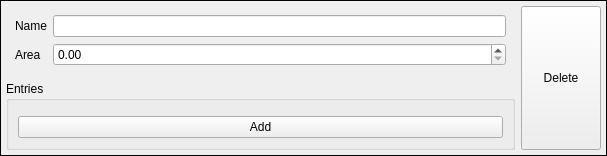
Qt form src/view/celleffdatasetform.ui (daitenshionyan/vrfbcalc-cpp) before a commit.
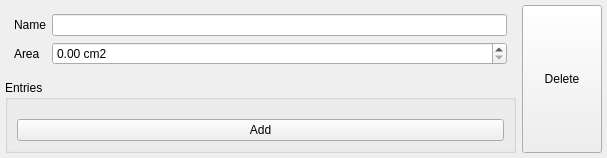
The same form after that commit.

Diff of the .ui file:
```diff
--- a/src/view/celleffdatasetform.ui
+++ b/src/view/celleffdatasetform.ui
@@ -7,7 +7,7 @@
     <x>0</x>
     <y>0</y>
     <width>607</width>
-    <height>152</height>
+    <height>158</height>
    </rect>
   </property>
   <property name="sizePolicy">
@@ -36,10 +36,7 @@
     <number>0</number>
    </property>
    <item>
-    <widget class="QFrame" name="frame_2">
-     <property name="frameShape">
-      <enum>QFrame::Box</enum>
-     </property>
+    <widget class="QFrame" name="CEDataSetFormFrame">
      <layout class="QHBoxLayout" name="horizontalLayout">
       <property name="leftMargin">
        <number>5</number>
@@ -85,7 +82,11 @@
              </widget>
             </item>
             <item row="0" column="1">
-             <widget class="QLineEdit" name="nameField"/>
+             <widget class="QLineEdit" name="nameField">
+              <property name="text">
+               <string/>
+              </property>
+             </widget>
             </item>
             <item row="1" column="0">
              <widget class="QLabel" name="areaLabel">
@@ -96,6 +97,9 @@
             </item>
             <item row="1" column="1">
              <widget class="QDoubleSpinBox" name="areaField">
+              <property name="suffix">
+               <string> cm2</string>
+              </property>
               <property name="maximum">
                <double>2147483647.000000000000000</double>
               </property>
```
